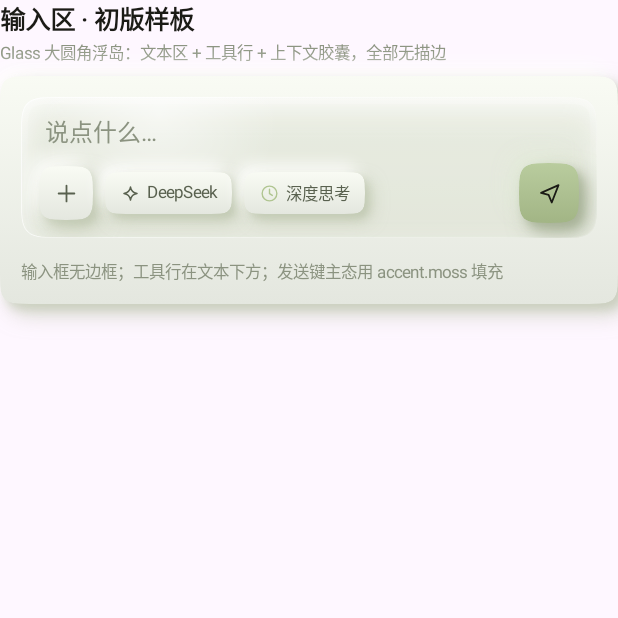
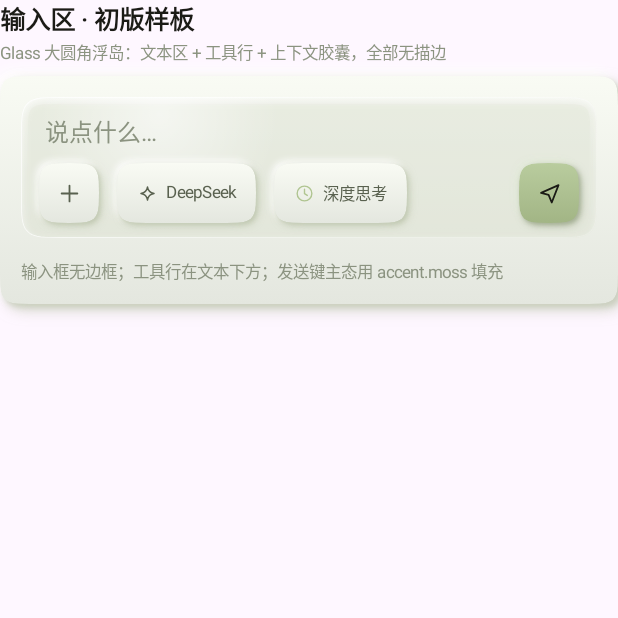
Before and after one commit to Hahn123offline/myco-chat, an Android app built with Jetpack Compose: the composable ComposerSection shown on its own in the app's theme, on a phone screen of 412 x 824 dp, the top half of it. Run offline under Robolectric (Android 15) with nearby library versions, the phone set to English and light mode, and no system bars; pictures from the network do not load.

Commit message:
feat(m5): 玻璃按压波纹/同级阴影预算/输入区按钮等高

```diff
--- a/app-android/src/main/kotlin/dev/myco/android/ui/m5/Gallery.kt
+++ b/app-android/src/main/kotlin/dev/myco/android/ui/m5/Gallery.kt
@@ -66,7 +66,7 @@ fun M5Gallery(dark: Boolean, onToggleDark: () -> Unit, onClose: () -> Unit) {
                 LazyColumn(
                     Modifier.fillMaxSize(),
                     contentPadding = PaddingValues(start = 16.dp, end = 16.dp, top = 4.dp, bottom = 48.dp),
-                    verticalArrangement = Arrangement.spacedBy(14.dp),
+                    verticalArrangement = Arrangement.spacedBy(20.dp),
                 ) {
                     item { ShapeSection() }
                     item { MaterialSection() }
@@ -118,6 +118,8 @@ private fun GalleryHeader(dark: Boolean, onToggleDark: () -> Unit, onClose: () -
 @Composable
 private fun Section(title: String, subtitle: String? = null, content: @Composable ColumnScope.() -> Unit) {
     val p = LocalM5.current.palette
+    // 同级节之间留足阴影预算：卡片阴影最多外扩 12dp（LazyColumn 间距 20dp）
+    NeoSiblings(M5Space.xl) {
         Column(Modifier.fillMaxWidth(), verticalArrangement = Arrangement.spacedBy(8.dp)) {
             Column {
                 Text(title, style = M5Type.title, color = p.text)
@@ -130,7 +132,11 @@ private fun Section(title: String, subtitle: String? = null, content: @Composabl
                 radius = M5Radius.card,
                 contentPadding = PaddingValues(14.dp),
             ) {
+                // 组内同级元素（分段键、图标底、工具行）共享半间距阴影预算，互不遮挡
+                NeoSiblings(M5Space.m) {
                     Column(Modifier.fillMaxWidth(), verticalArrangement = Arrangement.spacedBy(14.dp), content = content)
+                }
+            }
         }
     }
 }
@@ -161,7 +167,7 @@ private fun ShapeSection() {
                 }
             }
         }
-        Row(horizontalArrangement = Arrangement.spacedBy(10.dp), verticalAlignment = Alignment.CenterVertically) {
+        Row(horizontalArrangement = Arrangement.spacedBy(14.dp), verticalAlignment = Alignment.CenterVertically) {
             Column {
                 Box(Modifier.width(120.dp).height(44.dp).clip(SuperellipseShape(22.dp)).background(LocalM5.current.palette.moss)) {
                     Box(Modifier.fillMaxSize(), Alignment.Center) {
@@ -189,7 +195,7 @@ private fun ShapeSection() {
 private fun MaterialSection() {
     val p = LocalM5.current.palette
     Section("材质 · 新拟物", "投影取面板自身颜色（粉=粉影、绿=橄榄影）；按钮优先凸起；按一下看「凸起按凹 + 超椭圆波纹」") {
-        Row(horizontalArrangement = Arrangement.spacedBy(10.dp), verticalAlignment = Alignment.CenterVertically) {
+        Row(horizontalArrangement = Arrangement.spacedBy(14.dp), verticalAlignment = Alignment.CenterVertically) {
             NeoSurface(
                 onClick = {},
                 radius = 22.dp,
@@ -220,9 +226,9 @@ private fun MaterialSection() {
             modifier = Modifier.fillMaxWidth(),
             radius = 18.dp,
             material = NeoMaterial.Inset,
-            contentPadding = PaddingValues(4.dp),
+            contentPadding = PaddingValues(8.dp),
         ) {
-            Row(Modifier.fillMaxWidth(), horizontalArrangement = Arrangement.spacedBy(4.dp)) {
+            Row(Modifier.fillMaxWidth(), horizontalArrangement = Arrangement.spacedBy(10.dp)) {
                 listOf("跟随", "浅色", "深色").forEachIndexed { i, label ->
                     val selected = i == 0
                     NeoSurface(
@@ -337,11 +343,12 @@ private fun GlassSection() {
                 Text("玻璃搜索框（抽屉顶部）", style = M5Type.body, color = p.textSecondary)
             }
         }
-        Row(horizontalArrangement = Arrangement.spacedBy(8.dp)) {
+        Row(horizontalArrangement = Arrangement.spacedBy(12.dp)) {
             GlassSurface(
                 modifier = Modifier.weight(1f),
                 radius = 18.dp,
                 contentPadding = PaddingValues(horizontal = 12.dp, vertical = 9.dp),
+                onClick = {},
             ) { Text("玻璃按钮", style = M5Type.label, color = p.text) }
             NeoSurface(
                 onClick = {},
@@ -357,7 +364,7 @@ private fun GlassSection() {
 private fun LightingSection() {
     val p = LocalM5.current.palette
     Section("光照 · 边缘与高光", "同一 LightRig 下的强度档位；暗色模式只照亮玻璃，不给普通卡片加发光") {
-        Row(horizontalArrangement = Arrangement.spacedBy(8.dp)) {
+        Row(horizontalArrangement = Arrangement.spacedBy(12.dp)) {
             listOf(0.4f to "0.4", 0.8f to "0.8", 1.4f to "1.4").forEach { (i, label) ->
                 Column(Modifier.weight(1f)) {
                     GlassSurface(
@@ -372,7 +379,7 @@ private fun LightingSection() {
             }
         }
         // 光源方向：左上的高光位置受 rig 影响（此处仅展示当前 rig）
-        Row(horizontalArrangement = Arrangement.spacedBy(8.dp)) {
+        Row(horizontalArrangement = Arrangement.spacedBy(12.dp)) {
             GlassSurface(
                 modifier = Modifier.weight(1f).height(76.dp),
                 radius = 18.dp,
@@ -508,31 +515,38 @@ private fun ComposerSection() {
                         }
                     },
                 )
-                Row(verticalAlignment = Alignment.CenterVertically, horizontalArrangement = Arrangement.spacedBy(8.dp)) {
+                Row(verticalAlignment = Alignment.CenterVertically, horizontalArrangement = Arrangement.spacedBy(12.dp)) {
                     NeoSurface(
-                        modifier = Modifier.size(36.dp),
-                        radius = 18.dp,
+                        modifier = Modifier.size(40.dp),
+                        radius = 20.dp,
                         material = NeoMaterial.Raised,
+                        onClick = {},
                     ) { Box(Modifier.fillMaxSize(), Alignment.Center) { M5Icon(M5Icons.plus, Modifier.size(18.dp), p.textSecondary) } }
                     NeoSurface(
-                        radius = 15.dp,
+                        modifier = Modifier.height(40.dp),
+                        radius = 20.dp,
                         material = NeoMaterial.Raised,
-                        contentPadding = PaddingValues(horizontal = 10.dp, vertical = 6.dp),
+                        contentPadding = PaddingValues(horizontal = 13.dp),
+                        contentAlignment = Alignment.Center,
+                        onClick = {},
                     ) {
                         Row(verticalAlignment = Alignment.CenterVertically) {
                             M5Icon(M5Icons.spark, Modifier.size(14.dp), p.textSecondary)
-                            Spacer(Modifier.width(4.dp))
+                            Spacer(Modifier.width(5.dp))
                             Text("DeepSeek", style = M5Type.caption, color = p.textSecondary)
                         }
                     }
                     NeoSurface(
-                        radius = 15.dp,
+                        modifier = Modifier.height(40.dp),
+                        radius = 20.dp,
                         material = NeoMaterial.Raised,
-                        contentPadding = PaddingValues(horizontal = 10.dp, vertical = 6.dp),
+                        contentPadding = PaddingValues(horizontal = 13.dp),
+                        contentAlignment = Alignment.Center,
+                        onClick = {},
                     ) {
                         Row(verticalAlignment = Alignment.CenterVertically) {
                             M5Icon(M5Icons.clock, Modifier.size(14.dp), p.moss)
-                            Spacer(Modifier.width(4.dp))
+                            Spacer(Modifier.width(5.dp))
                             Text("深度思考", style = M5Type.caption, color = p.textSecondary)
                         }
                     }
--- a/app-android/src/main/kotlin/dev/myco/android/ui/m5/Glass.kt
+++ b/app-android/src/main/kotlin/dev/myco/android/ui/m5/Glass.kt
@@ -1,12 +1,24 @@
 package dev.myco.android.ui.m5
 
+import androidx.compose.animation.core.Animatable
+import androidx.compose.animation.core.LinearOutSlowInEasing
+import androidx.compose.animation.core.tween
 import androidx.compose.foundation.background
+import androidx.compose.foundation.clickable
+import androidx.compose.foundation.gestures.awaitEachGesture
+import androidx.compose.foundation.gestures.awaitFirstDown
+import androidx.compose.foundation.interaction.MutableInteractionSource
+import androidx.compose.foundation.interaction.collectIsPressedAsState
 import androidx.compose.foundation.layout.Box
 import androidx.compose.foundation.layout.BoxScope
 import androidx.compose.foundation.layout.PaddingValues
 import androidx.compose.foundation.layout.padding
 import androidx.compose.runtime.Composable
+import androidx.compose.runtime.LaunchedEffect
+import androidx.compose.runtime.getValue
+import androidx.compose.runtime.mutableStateOf
 import androidx.compose.runtime.remember
+import androidx.compose.runtime.setValue
 import androidx.compose.ui.Modifier
 import androidx.compose.ui.draw.clip
 import androidx.compose.ui.draw.drawWithCache
@@ -15,22 +27,21 @@ import androidx.compose.ui.graphics.Brush
 import androidx.compose.ui.graphics.Color
 import androidx.compose.ui.graphics.Outline
 import androidx.compose.ui.graphics.StrokeCap
+import androidx.compose.ui.graphics.asAndroidPath
 import androidx.compose.ui.graphics.drawscope.Stroke
-import androidx.compose.ui.graphics.asAndroidPath
 import androidx.compose.ui.graphics.drawscope.drawIntoCanvas
 import androidx.compose.ui.graphics.nativeCanvas
+import androidx.compose.ui.input.pointer.pointerInput
 import androidx.compose.ui.unit.Dp
 import androidx.compose.ui.unit.dp
 
 /**
  * M5 材质原语：液态玻璃（L0 静态层）。
  *
- * 三件事一起做，禁止只画一条亮边：
- * 1. 边缘菲涅尔 —— 沿轮廓的多段衰减（8dp 内缘柔光 + 1.2dp 渐变边），按光向调强度；
- * 2. 镜面高光 —— 左上角一片径向高光（低 alpha，不被单色渐变替代）；
- * 3. 透射 tint —— 垂直渐变让背景色透过来，暗色叠一点暖光。
+ * 目前是"tint + 边缘菲涅尔 + 镜面高光 + 投影"的静态近似——用户已确认：
+ * 真正的观感要等折射（L2 AGSL / 真 backdrop）上来才成立，这里先保证可达性与层级正确。
  *
- * 真背景模糊（L1）和 AGSL 折射（L2）在 M5.0 spike 里单独验证；此处的 L0 是一等视觉，不是占位。
+ * 点击同样有超椭圆扩散波纹 + 按压反馈（边缘变亮、投影收缩）。
  */
 @Composable
 fun GlassSurface(
@@ -40,17 +51,51 @@ fun GlassSurface(
     tint: Color? = null,
     intensity: Float = 1f,
     contentPadding: PaddingValues = PaddingValues(M5Space.m),
+    enabled: Boolean = true,
+    onClick: (() -> Unit)? = null,
     content: @Composable BoxScope.() -> Unit,
 ) {
     val p = LocalM5.current.palette
+    val budget = LocalNeoShadowBudget.current
     val shape = remember(radius, exponent) { SuperellipseShape(radius, exponent) }
     val topTint = tint ?: p.glassTint
     val bottomTint = tint?.copy(alpha = (tint.alpha * 0.55f).coerceIn(0f, 1f)) ?: p.glassTintBottom
+    val interaction = remember { MutableInteractionSource() }
+    val pressed by interaction.collectIsPressedAsState()
+    val press = rememberPressProgress(pressed && onClick != null && enabled)
+    val ripple = remember { Animatable(0f) }
+    var pressPos by remember { mutableStateOf(Offset.Unspecified) }
+    LaunchedEffect(pressed) {
+        if (pressed) {
+            ripple.snapTo(0f)
+            ripple.animateTo(1f, tween(durationMillis = 420, easing = LinearOutSlowInEasing))
+        }
+    }
     Box(
         modifier
+            .then(
+                if (onClick != null) {
+                    Modifier
+                        .clickable(
+                            interactionSource = interaction,
+                            indication = null,
+                            enabled = enabled,
+                            onClick = onClick,
+                        )
+                        .pointerInput(Unit) {
+                            awaitEachGesture {
+                                val down = awaitFirstDown(requireUnconsumed = false)
+                                pressPos = down.position
+                            }
+                        }
+                } else {
+                    Modifier
+                }
+            )
             .clip(shape)
             .background(Brush.verticalGradient(listOf(topTint, bottomTint)), shape)
-            .glassLighting(shape, radius, p, intensity)
+            .glassLighting(shape, radius, p, intensity, budget, press)
+            .superellipseRipple(shape, press, ripple.value, pressPos, Color.White)
             .padding(contentPadding),
         content = { content() },
     )
@@ -61,32 +106,44 @@ private fun Modifier.glassLighting(
     radius: Dp,
     p: M5Palette,
     intensity: Float,
-): Modifier =
-    drawWithCache {
+    budget: Dp?,
+    press: Float,
+): Modifier = drawWithCache {
     val outline = shape.createOutline(size, layoutDirection, this@drawWithCache)
     if (outline !is Outline.Generic) {
         onDrawBehind {}
     } else {
         val path = outline.path
         val androidPath = path.asAndroidPath()
-            val shadowOffset = radius.toPx() * 0.28f
-            val shadowBlur = (shadowOffset * 2.2f).coerceAtLeast(1f)
+        val fullShadowOffset = radius.toPx() * 0.28f
+        val budgetPx = budget?.toPx()
+        val budgetScale = if (budgetPx != null) {
+            val reach = fullShadowOffset * 3.2f
+            if (reach > budgetPx) (budgetPx / reach).coerceAtLeast(0.18f) else 1f
+        } else 1f
+        val shadowOffset = fullShadowOffset * budgetScale * (1f - 0.6f * press)
+        val shadowBlur = (fullShadowOffset * 2.2f * budgetScale).coerceAtLeast(1f)
+        val shadowAlpha = (if (p.dark) 0.5f else 0.28f) * (1f - 0.35f * press)
 
-            // 边缘菲涅尔：左上亮 → 右下暗（深色模式用暖光，浅色用白）
+        // 边缘菲涅尔：左上亮 → 右下暗（深色用暖光，浅色用白）
         val rimBase = if (p.dark) p.rim else p.glassRim
-            val rimStrong = (if (p.dark) 0.55f else 0.75f) * intensity
-            val rimWeak = (if (p.dark) 0.10f else 0.18f) * intensity
+        val lift = 1f + 0.45f * press
+        val rimStrong = (if (p.dark) 0.55f else 0.75f) * intensity * lift
+        val rimWeak = (if (p.dark) 0.10f else 0.18f) * intensity * lift
         val rimBrush = Brush.linearGradient(
             colors = listOf(
-                    rimBase.copy(alpha = rimStrong),
-                    rimBase.copy(alpha = rimStrong * 0.55f),
+                rimBase.copy(alpha = rimStrong.coerceAtMost(1f)),
+                rimBase.copy(alpha = (rimStrong * 0.55f).coerceAtMost(1f)),
                 rimBase.copy(alpha = rimWeak),
             ),
             start = Offset(0f, 0f),
             end = Offset(size.width, size.height),
         )
         val softRim = Brush.verticalGradient(
-                colors = listOf(rimBase.copy(alpha = (if (p.dark) 0.12f else 0.22f) * intensity), Color.Transparent),
+            colors = listOf(
+                rimBase.copy(alpha = ((if (p.dark) 0.12f else 0.22f) * intensity * lift).coerceAtMost(1f)),
+                Color.Transparent,
+            ),
             startY = 0f,
             endY = size.height * 0.55f,
         )
@@ -94,7 +151,7 @@ private fun Modifier.glassLighting(
         val specRadius = size.minDimension * 0.85f
         val specular = Brush.radialGradient(
             colors = listOf(
-                    p.glassSpecular.copy(alpha = (if (p.dark) 0.16f else 0.55f) * intensity),
+                p.glassSpecular.copy(alpha = ((if (p.dark) 0.16f else 0.55f) * intensity * lift).coerceAtMost(1f)),
                 p.glassSpecular.copy(alpha = 0f),
             ),
             center = specCenter,
@@ -102,30 +159,23 @@ private fun Modifier.glassLighting(
         )
 
         onDrawBehind {
-                // 外投影：玻璃要浮起来，但比结构面轻
             drawIntoCanvas { canvas ->
                 val nc = canvas.nativeCanvas
                 val save = nc.save()
                 nc.translate(shadowOffset * 0.35f, shadowOffset)
-                    nc.drawPath(
-                        androidPath,
-                        blurPaint(p.shadowDark.copy(alpha = if (p.dark) 0.5f else 0.28f), shadowBlur),
-                    )
+                nc.drawPath(androidPath, blurPaint(p.shadowDark.copy(alpha = shadowAlpha), shadowBlur))
                 nc.restoreToCount(save)
             }
-                // 内缘柔光（大范围、低 alpha，模拟折射后的边缘亮度）
             drawPath(
                 path = path,
                 brush = softRim,
                 style = Stroke(width = 9.dp.toPx(), cap = StrokeCap.Round),
             )
-                // 1.2dp 渐变边（不是等宽灰线）
             drawPath(
                 path = path,
                 brush = rimBrush,
                 style = Stroke(width = 1.2.dp.toPx(), cap = StrokeCap.Round),
             )
-                // 镜面高光块
             drawCircle(
                 brush = specular,
                 radius = specRadius,
--- a/app-android/src/main/kotlin/dev/myco/android/ui/m5/NeoSurface.kt
+++ b/app-android/src/main/kotlin/dev/myco/android/ui/m5/NeoSurface.kt
@@ -17,11 +17,14 @@ import androidx.compose.foundation.layout.BoxScope
 import androidx.compose.foundation.layout.PaddingValues
 import androidx.compose.foundation.layout.padding
 import androidx.compose.runtime.Composable
+import androidx.compose.runtime.CompositionLocalProvider
 import androidx.compose.runtime.LaunchedEffect
 import androidx.compose.runtime.getValue
 import androidx.compose.runtime.mutableStateOf
 import androidx.compose.runtime.remember
 import androidx.compose.runtime.setValue
+import androidx.compose.runtime.staticCompositionLocalOf
+import androidx.compose.ui.Alignment
 import androidx.compose.ui.Modifier
 import androidx.compose.ui.draw.clip
 import androidx.compose.ui.draw.drawBehind
@@ -33,7 +36,6 @@ import androidx.compose.ui.graphics.Color
 import androidx.compose.ui.graphics.Outline
 import androidx.compose.ui.graphics.Shape
 import androidx.compose.ui.graphics.asAndroidPath
-import androidx.compose.ui.graphics.drawscope.DrawScope
 import androidx.compose.ui.graphics.drawscope.clipPath
 import androidx.compose.ui.graphics.drawscope.drawIntoCanvas
 import androidx.compose.ui.graphics.nativeCanvas
@@ -45,14 +47,23 @@ import androidx.compose.ui.unit.dp
 /**
  * M5 材质原语：新拟物（Neumorphism）。
  *
- * Raised / Inset 两种结构表面 + Float 悬浮面，全部使用 Superellipse 轮廓。
- *
- * 三条视觉规则（2026-11-27 用户拍板）：
- * 1. 投影颜色取自面板自身颜色（粉气泡=粉投影，绿按钮=橄榄投影），不是全局灰绿；
- * 2. 按钮语义优先用凸起（Raised），凹陷只留给输入/槽位；
- * 3. 点击 = 凸起被按凹 + 超椭圆裁切的扩散波纹（不是矩形 ripple）。
+ * 规则（2026-11-27 拍板）：
+ * 1. 投影颜色取自面板自身颜色（粉气泡=粉影，绿按钮=橄榄影），中性表面用派生中性影；
+ * 2. 按钮语义优先凸起（Raised），凹陷只给输入/槽位；
+ * 3. 点击 = 凸起被按凹 + 超椭圆裁切的扩散波纹（不用 Material 矩形 ripple）；
+ * 4. **同级不遮挡**：用 [NeoSiblings] 声明同级间距，阴影自动缩到 gap/2 以内，
+ *    一个按钮的投影不会盖到旁边同级按钮上。
  */
 enum class NeoMaterial { Raised, Inset, Float }
+
+/** 同级阴影预算：由 [NeoSiblings] 提供，阴影最大外扩距离 = gap / 2。 */
+val LocalNeoShadowBudget = staticCompositionLocalOf<Dp?> { null }
+
+/** 声明一组同级元素（按钮/卡片）的间距；组内阴影不会超出各自半间距。 */
+@Composable
+fun NeoSiblings(gap: Dp, content: @Composable () -> Unit) {
+    CompositionLocalProvider(LocalNeoShadowBudget provides gap / 2f, content = content)
+}
 
 @Composable
 fun NeoSurface(
@@ -62,24 +73,18 @@ fun NeoSurface(
     material: NeoMaterial = NeoMaterial.Raised,
     fill: Color? = null,
     contentPadding: PaddingValues = PaddingValues(0.dp),
+    contentAlignment: Alignment = Alignment.TopStart,
     enabled: Boolean = true,
     onClick: (() -> Unit)? = null,
     content: @Composable BoxScope.() -> Unit,
 ) {
     val p = LocalM5.current.palette
+    val budget = LocalNeoShadowBudget.current
     val shape = remember(radius, exponent) { SuperellipseShape(radius, exponent) }
     val base = fill ?: p.surface
     val interaction = remember { MutableInteractionSource() }
     val pressed by interaction.collectIsPressedAsState()
-    val press by animateFloatAsState(
-        targetValue = if (pressed && onClick != null && enabled) 1f else 0f,
-        animationSpec = if (pressed) {
-            tween(durationMillis = 90, easing = FastOutLinearInEasing)
-        } else {
-            spring(dampingRatio = 0.78f, stiffness = 520f)
-        },
-        label = "neo-press",
-    )
+    val press = rememberPressProgress(pressed && onClick != null && enabled)
     val ripple = remember { Animatable(0f) }
     var pressPos by remember { mutableStateOf(Offset.Unspecified) }
     LaunchedEffect(pressed) {
@@ -129,7 +134,7 @@ fun NeoSurface(
                 if (material == NeoMaterial.Inset) {
                     Modifier
                 } else {
-                    Modifier.neoOuterShadow(shape, radius, p, base, press, flat = material == NeoMaterial.Float)
+                    Modifier.neoOuterShadow(shape, radius, p, base, budget, press, flat = material == NeoMaterial.Float)
                 }
             )
             .clip(shape)
@@ -141,21 +146,58 @@ fun NeoSurface(
                     else -> Modifier
                 }
             )
-            .pressRipple(shape, press, ripple.value, pressPos, base)
+            .superellipseRipple(shape, press, ripple.value, pressPos, base)
             .padding(contentPadding),
+        contentAlignment = contentAlignment,
         content = content,
     )
 }
 
+@Composable
+internal fun rememberPressProgress(pressed: Boolean): Float = animateFloatAsState(
+    targetValue = if (pressed) 1f else 0f,
+    animationSpec = if (pressed) {
+        tween(durationMillis = 90, easing = FastOutLinearInEasing)
+    } else {
+        spring(dampingRatio = 0.78f, stiffness = 520f)
+    },
+    label = "m5-press",
+).value
+
+/** 超椭圆裁切的按压波纹；玻璃/新拟物共用。 */
+internal fun Modifier.superellipseRipple(
+    shape: Shape,
+    press: Float,
+    ripple: Float,
+    pressPos: Offset,
+    base: Color,
+): Modifier = drawWithContent {
+    drawContent()
+    if (press <= 0.01f || ripple <= 0f) return@drawWithContent
+    val outline = shape.createOutline(size, layoutDirection, this)
+    if (outline !is Outline.Generic) return@drawWithContent
+    val center = if (pressPos == Offset.Unspecified) this.center else pressPos
+    val radius = size.maxDimension * 1.45f * ripple
+    clipPath(outline.path) {
+        drawCircle(
+            color = lerpColor(Color.White, base, 0.12f).copy(alpha = 0.30f * press),
+            radius = radius,
+            center = center,
+        )
+    }
+}
+
 /**
- * 外阴影：亮影左上、暗影右下，颜色取自身。按下时 offset 收缩、alpha 降低，
- * 同时叠加内阴影（由 NeoSurface 调用），形成"凸起被按凹下去"的物理感。
+ * 外阴影：亮影左上、暗影右下，颜色取自身；按下时 offset 收缩、alpha 降低，
+ * 同时叠加内阴影（NeoSurface 里调用），形成"凸起被按凹下去"。
+ * [budget] 非空时，阴影最大外扩被限制在半间距内（同级互不遮挡）。
  */
 private fun Modifier.neoOuterShadow(
     shape: Shape,
     radius: Dp,
     p: M5Palette,
     base: Color,
+    budget: Dp?,
     press: Float,
     flat: Boolean,
 ): Modifier = drawBehind {
@@ -163,9 +205,14 @@ private fun Modifier.neoOuterShadow(
     if (outline !is Outline.Generic) return@drawBehind
     val path = outline.path.asAndroidPath()
     val fullOffset = (radius.toPx() * 0.34f).coerceIn(3.dp.toPx(), 13.dp.toPx())
-    val offset = fullOffset * (1f - 0.72f * press)
-    val wideBlur = (fullOffset * 1.75f).coerceAtLeast(1f)
-    val tightBlur = (fullOffset * 0.65f).coerceAtLeast(1f)
+    val budgetPx = budget?.toPx()
+    val budgetScale = if (budgetPx != null) {
+        val reach = fullOffset * 2.85f
+        if (reach > budgetPx) (budgetPx / reach).coerceAtLeast(0.18f) else 1f
+    } else 1f
+    val offset = fullOffset * budgetScale * (1f - 0.72f * press)
+    val wideBlur = (fullOffset * 1.75f * budgetScale).coerceAtLeast(1f)
+    val tightBlur = (fullOffset * 0.65f * budgetScale).coerceAtLeast(1f)
     val fade = 1f - 0.42f * press
     val light = highlightTint(base, p)
     val dark = shadowTint(base, p)
@@ -239,45 +286,6 @@ private fun Modifier.neoInsetShadow(
     }
 }
 
-/** 超椭圆裁切的按压波纹（替代矩形 Material ripple）。 */
-private fun Modifier.pressRipple(
-    shape: Shape,
-    press: Float,
-    ripple: Float,
-    pressPos: Offset,
-    base: Color,
-): Modifier = drawWithContent {
-    drawContent()
-    if (press <= 0.01f || ripple <= 0f) return@drawWithContent
-    val outline = shape.createOutline(size, layoutDirection, this)
-    if (outline !is Outline.Generic) return@drawWithContent
-    val center = if (pressPos == Offset.Unspecified) this.center else pressPos
-    val radius = size.maxDimension * 1.45f * ripple
-    clipPath(outline.path) {
-        drawCircle(
-            color = lerpColor(Color.White, base, 0.12f).copy(alpha = 0.30f * press),
-            radius = radius,
-            center = center,
-        )
-    }
-}
-
-private fun DrawScope.drawBlurredPath(
-    path: android.graphics.Path,
-    color: Color,
-    blur: Float,
-    dx: Float,
-    dy: Float,
-) {
-    drawIntoCanvas { canvas ->
-        val nc = canvas.nativeCanvas
-        val save = nc.save()
-        nc.translate(dx, dy)
-        nc.drawPath(path, blurPaint(color, blur))
-        nc.restoreToCount(save)
-    }
-}
-
 internal fun blurPaint(color: Color, blur: Float): android.graphics.Paint =
     android.graphics.Paint(android.graphics.Paint.ANTI_ALIAS_FLAG).apply {
         this.color = color.toArgb()
```
Also changed, not shown: 2 other files. Lines whose indentation alone changed are shown as unchanged.
